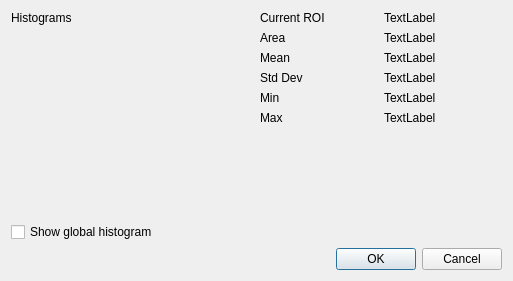
Above: qt/QtAddons/imageviewerinfodialog.ui from neutronimaging/imagingsuite before the change. Below: the same form after it.
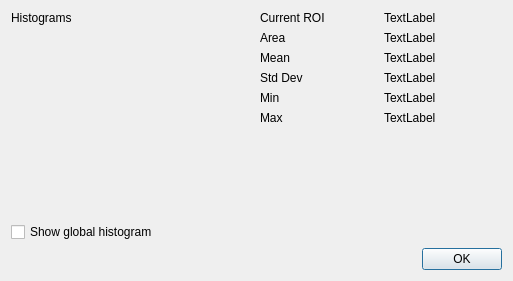
That is the form after the change. Custom widgets are drawn as their Qt base class.

Commit message: Trying to find the bug in imageviewerinfodialog gui code. uic produce crashing code on mac.

The edit to the form file:
```diff
--- a/qt/QtAddons/imageviewerinfodialog.ui
+++ b/qt/QtAddons/imageviewerinfodialog.ui
@@ -176,7 +176,7 @@
       <enum>Qt::Horizontal</enum>
      </property>
      <property name="standardButtons">
-      <set>QDialogButtonBox::Cancel|QDialogButtonBox::Ok</set>
+      <set>QDialogButtonBox::Ok</set>
      </property>
     </widget>
    </item>
```
Left out of the diff: 34 changed lines with no effect on the pictures. The commit also changes 4 other files.
